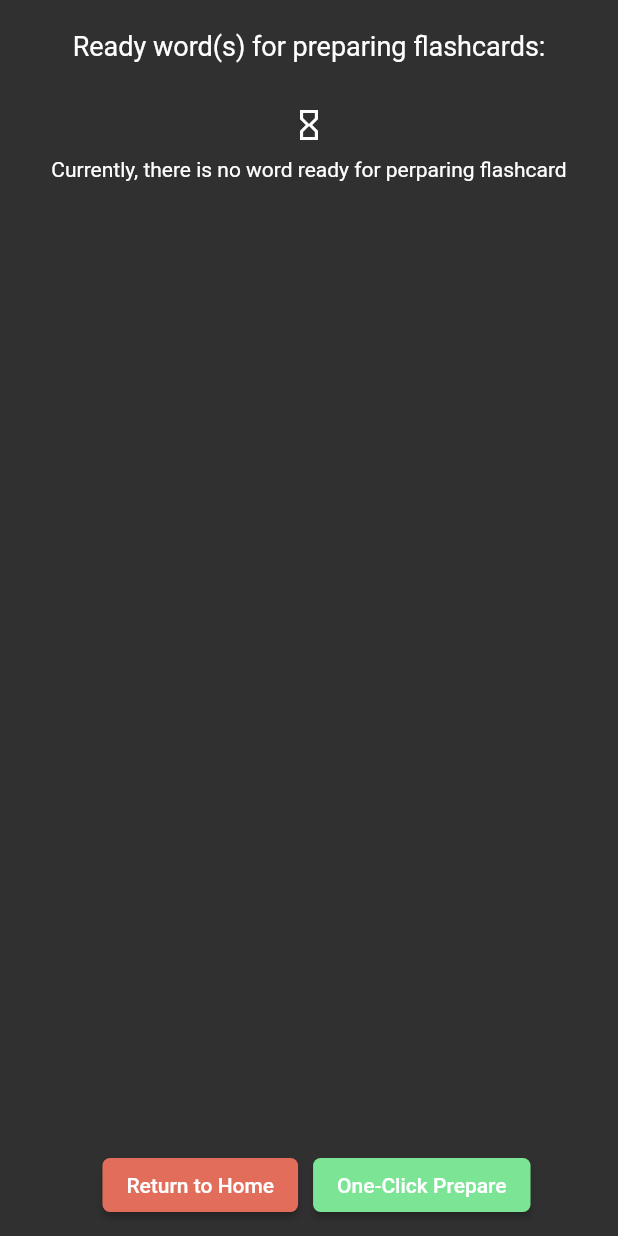
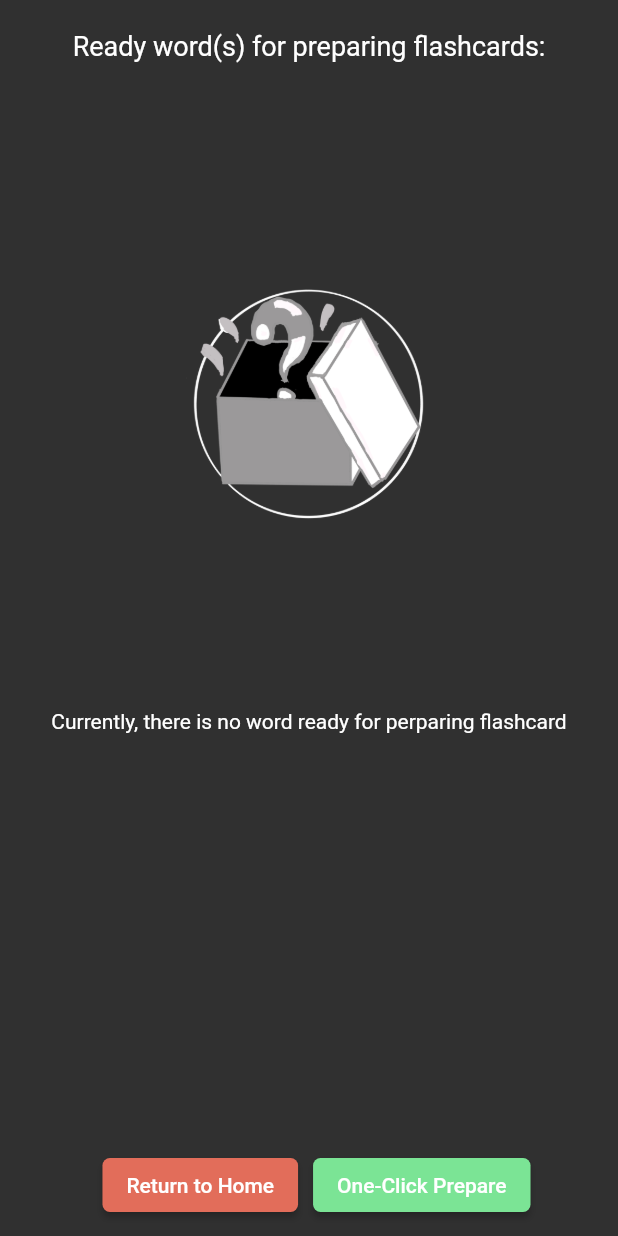
Before and after one commit to cscheungae/vocab_app_fyp55, a Flutter app: the PrepareCardPage screen opened directly, on a phone screen of 412 x 824 dp. Run offline on Flutter 3.47's test engine with Material 2 defaults, Android fonts, the phone set to English and light mode, and no system bars; our stand-ins replace bloc, cached_network_image, charts_flutter, equatable, flutter_bloc, flutter_spinkit and 7 more; missing offline and left inert: dart:ffi, flutter_image, flutter_webview_plugin; accounts and stored records are empty; Roboto replaces fonts that are missing (Hind, Montserrat).

Commit message:
added original images

```diff
--- a/lib/components/CustomVocabCard.dart
+++ b/lib/components/CustomVocabCard.dart
@@ -58,7 +58,7 @@ class _CustomVocabCard extends State<CustomVocabCard>
   Widget getImage(Vocab vocab){
     return new CachedNetworkImage(
       imageUrl: vocab.imageUrl,
-      placeholder: (context, url) => Image( image: AssetImage("assets/FlutterLogo.png"), fit: BoxFit.cover,),
+      placeholder: (context, url) => Image( image: AssetImage("assets/initialAddVocab.png"), fit: BoxFit.cover,),
       fit: BoxFit.cover,
     );
   }
--- a/lib/model/vocabulary.dart
+++ b/lib/model/vocabulary.dart
@@ -43,7 +43,7 @@ class vocabulary
   Widget getImage(){
     return new CachedNetworkImage(
       imageUrl: _imageURL,
-      placeholder: (context, url) => Image( image: AssetImage("assets/FlutterLogo.png"), fit: BoxFit.cover,),
+      placeholder: (context, url) => Image( image: AssetImage("assets/initialAddVocab.png"), fit: BoxFit.cover,),
       fit: BoxFit.cover,
     );
   }
--- a/lib/pages/PrepareCardPage.dart
+++ b/lib/pages/PrepareCardPage.dart
@@ -146,7 +146,9 @@ class _PrepareCardPage extends State<PrepareCardPage> with SingleTickerProviderS
                     child: Column(children: <Widget>[
                       Container(
                         padding: EdgeInsets.all(10.0),
-                        child: Icon(Icons.hourglass_empty),
+                        width: MediaQuery.of(context).size.width * 0.5,
+                        height: MediaQuery.of(context).size.height * 0.5,
+                        child: Image(image: AssetImage("assets/empty.png"), fit: BoxFit.contain, ),
                       ),
                       Text("Currently, there is no word ready for perparing flashcard"),
                     ],),
--- a/pubspec.yaml
+++ b/pubspec.yaml
@@ -66,6 +66,10 @@ flutter:
   #  - images/a_dot_burr.jpeg
   #  - images/a_dot_ham.jpeg
   assets:
+    - assets/bug.png
+    - assets/empty.png
+    - assets/gettingStarted.png
+    - assets/threshold.png
     - assets/FlutterLogo.png
     - assets/initialAddVocab.jpg  # - source: https://www.flickr.com/photos/abee5/8314929977
     - assets/images/
```
Also changed, not shown: lib/pages/HomePage.dart (+8 -1 lines), lib/pages/StudyPage.dart (+13 -11 lines), assets/bug.png (added), assets/empty.png (added), assets/gettingStarted.png (added), assets/threshold.png (added), 4 other files.
